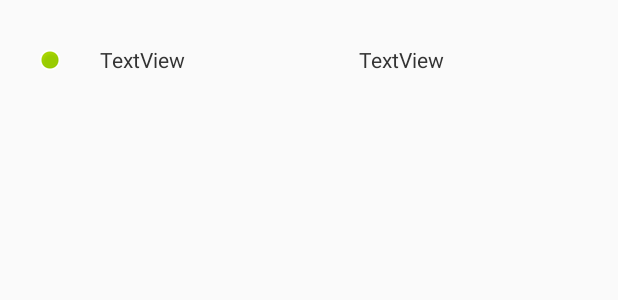
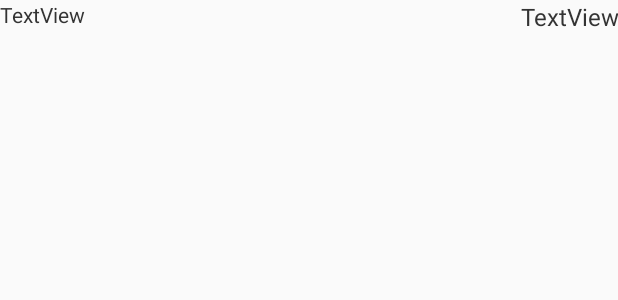
Before and after one commit to oscaralarcon96/SMSSAMPLE, an Android app: the layout list_item.xml on its own in the app's theme, with its tools: preview values and no code run, on a phone screen of 412 x 824 dp. Shown: the top 300 px of the screen. Run offline under Robolectric (Android 15) with nearby library versions, the phone set to English and light mode, and no system bars.

Commit message:
FINAL APP -MUESTRA DE ZONA -MUESTRA DE ITEM AGRUPADO

```diff
--- a/app/src/main/AndroidManifest.xml
+++ b/app/src/main/AndroidManifest.xml
@@ -17,11 +17,7 @@
         <activity
             android:name=".SMScomprobarZona"
             android:exported="true" >
-            <intent-filter>
-                <action android:name="android.intent.action.MAIN" />
 
-                <category android:name="android.intent.category.LAUNCHER" />
-            </intent-filter>
         </activity>
         <activity
             android:name=".SMShome"
@@ -39,7 +35,11 @@
             android:name=".SplashActivity"
             android:exported="true"
             android:theme="@style/spashTheme">
+            <intent-filter>
+                <action android:name="android.intent.action.MAIN" />
 
+                <category android:name="android.intent.category.LAUNCHER" />
+            </intent-filter>
         </activity>
     </application>
 
--- a/app/src/main/java/com/example/sms/SMScomprobarZona.java
+++ b/app/src/main/java/com/example/sms/SMScomprobarZona.java
@@ -195,12 +195,12 @@ public class SMScomprobarZona extends AppCompatActivity {
 
                                             for(int i=0;i<lista.size();i++) {
                                                 //telefonos2.set(i, telefonos2.get(i)+"\nCantidad: "+ lista2.get(i));
-                                                telefonos2.set(i, telefonos2.get(i));
+                                                lista2.set(i, "Cant:\n"+lista2.get(i));
 
                                             }
 
 
-                                            ctrlbtn = true;
+                                            ctrlbtn = false;
                                             controladorboton();
                                             JSONObject cambio2 = cambio1.getJSONObject(0);
                                             tv2.setText("Usuario:\n"+cambio2.getString("usuario_nombre"));
@@ -264,12 +264,9 @@ public class SMScomprobarZona extends AppCompatActivity {
             //BOTON AGRUPADO
             btnagrupado.setBackgroundColor(Color.WHITE);
             btnagrupado.setTextColor(Color.BLACK);
-            lv1=findViewById(R.id.listaV); //listview
+            lv2=findViewById(R.id.listaV); //listview
             adaptador1.notifyDataSetChanged();
-            lv1.setAdapter(adaptador1); //listview
-
-            MyAdapter myAdapter = new MyAdapter(getApplicationContext(), R.layout.list_item, telefonos2,lista2);
-            listview.setAdapter(myAdapter);
+            lv2.setAdapter(adaptador1); //listview
 
 
         }else{
@@ -280,9 +277,14 @@ public class SMScomprobarZona extends AppCompatActivity {
             //BOTON AGRUPADO
             btngeneral.setBackgroundColor(Color.WHITE);
             btngeneral.setTextColor(Color.BLACK);
-            lv2=findViewById(R.id.listaV); //listview
-            adaptador2.notifyDataSetChanged();
-            lv2.setAdapter(adaptador2); //listview
+
+
+            lv1=findViewById(R.id.listaV); //listview
+            adaptador1.notifyDataSetChanged();
+            lv1.setAdapter(adaptador1); //listview
+
+            MyAdapter myAdapter = new MyAdapter(getApplicationContext(), R.layout.list_item, telefonos2,lista2);
+            listview.setAdapter(myAdapter);
 
         }
     }
--- a/app/src/main/res/layout/activity_smscomprobar_zona.xml
+++ b/app/src/main/res/layout/activity_smscomprobar_zona.xml
@@ -109,21 +109,21 @@
             android:orientation="horizontal">
 
             <Button
-                android:id="@+id/general"
+                android:id="@+id/agrupado"
                 android:layout_width="147dp"
                 android:layout_height="wrap_content"
                 android:layout_weight="1"
                 android:background="@color/principalSMS"
-                android:text="Items General"
+                android:text="Items Agrupado"
                 android:textColor="@color/white" />
 
             <Button
-                android:id="@+id/agrupado"
+                android:id="@+id/general"
                 android:layout_width="wrap_content"
                 android:layout_height="wrap_content"
                 android:layout_weight="1"
                 android:background="@color/white"
-                android:text="Items Agrupados"
+                android:text="Items General"
                 android:textColor="@color/black" />
         </LinearLayout>
 
--- a/app/src/main/res/layout/list_item.xml
+++ b/app/src/main/res/layout/list_item.xml
@@ -1,33 +1,43 @@
 <?xml version="1.0" encoding="utf-8"?>
 <LinearLayout xmlns:android="http://schemas.android.com/apk/res/android"
     xmlns:app="http://schemas.android.com/apk/res-auto"
-    android:orientation="horizontal"
     android:layout_width="match_parent"
-    android:layout_height="80dp">
+    android:layout_height="80dp"
+    android:orientation="horizontal">
 
-    <ImageView
-        android:id="@+id/imageView"
-        android:layout_width="wrap_content"
-        android:layout_height="wrap_content"
-        android:layout_gravity="center_vertical"
-        android:layout_margin="25dp"
-        app:srcCompat="@android:drawable/presence_online" />
+    <LinearLayout
+        android:layout_width="76dp"
+        android:layout_height="match_parent"
+        android:layout_weight="1"
+        android:orientation="horizontal">
 
         <TextView
             android:id="@+id/data1"
+            android:layout_width="232dp"
+            android:layout_height="match_parent"
+            android:layout_gravity="center_vertical"
+            android:layout_weight="1"
+            android:text="TextView"
+            android:textColor="#333"
+            android:textSize="14sp" />
+    </LinearLayout>
+
+    <LinearLayout
         android:layout_width="wrap_content"
-        android:layout_height="wrap_content"
+        android:layout_height="match_parent"
         android:layout_weight="1"
-        android:textColor="#333"
-        android:layout_gravity="center_vertical"
-        android:text="TextView" />
+        android:orientation="horizontal">
 
         <TextView
             android:id="@+id/data2"
-        android:layout_width="wrap_content"
-        android:layout_height="wrap_content"
+            android:layout_width="85dp"
+            android:layout_height="80dp"
+            android:layout_gravity="center_vertical"
             android:layout_weight="1"
+            android:gravity="right"
+            android:text="TextView"
             android:textColor="#333"
-        android:layout_gravity="center_vertical"
-        android:text="TextView" />
+            android:textSize="16sp" />
     </LinearLayout>
+
+</LinearLayout>
```
Lines whose indentation alone changed are shown as unchanged.
